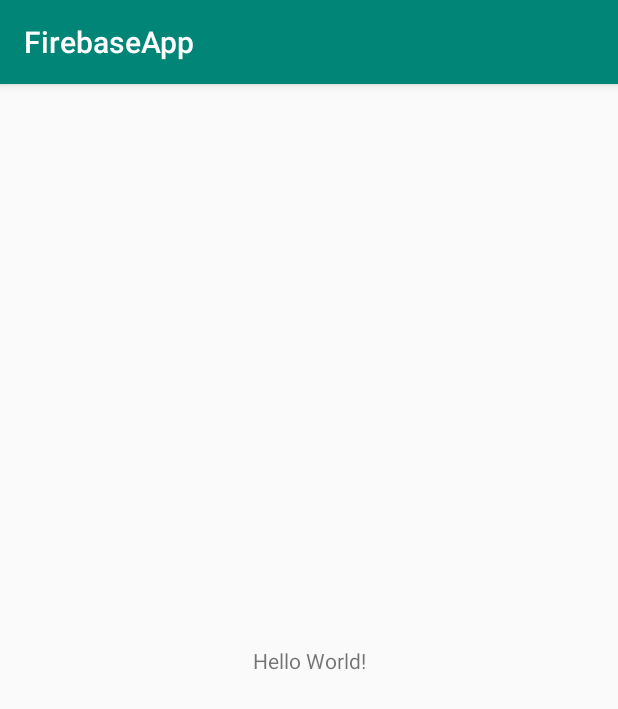
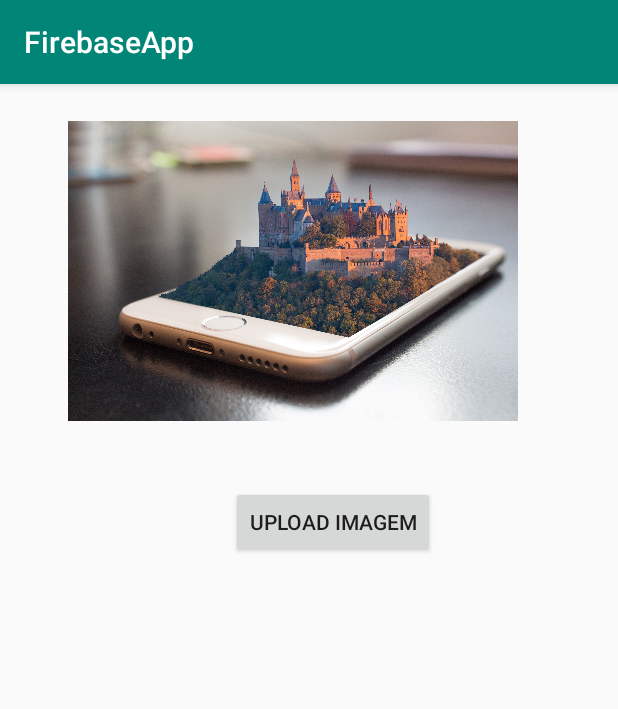
Before and after one commit to diogosfpinto/FirebaseApp, an Android app: the screen it shows after launch (MainActivity), on a phone screen of 412 x 824 dp. Shown: the top 709 px of the screen. Run offline under Robolectric (Android 15) with nearby library versions, the phone set to English and light mode, and no system bars; our stand-ins replace Firebase (no records; nobody signed in at launch, a user with empty details on screens opened directly).

Commit message:
upload de imagem para Firebase Storage

```diff
--- a/app/build.gradle
+++ b/app/build.gradle
@@ -30,4 +30,6 @@ dependencies {
     androidTestImplementation 'androidx.test.espresso:espresso-core:3.1.1'
     implementation 'com.google.firebase:firebase-analytics:17.2.2'
     implementation 'com.google.firebase:firebase-database:18.0.0'
+    implementation 'com.google.firebase:firebase-storage:19.1.0'
+
 }
--- a/app/src/main/java/com/diogopinto/firebaseapp/MainActivity.java
+++ b/app/src/main/java/com/diogopinto/firebaseapp/MainActivity.java
@@ -3,28 +3,92 @@ package com.diogopinto.firebaseapp;
 import androidx.annotation.NonNull;
 import androidx.appcompat.app.AppCompatActivity;
 
+import android.graphics.Bitmap;
+import android.net.Uri;
 import android.os.Bundle;
 import android.util.Log;
+import android.view.View;
+import android.widget.Button;
+import android.widget.ImageView;
+import android.widget.Toast;
 
+import com.google.android.gms.tasks.OnFailureListener;
+import com.google.android.gms.tasks.OnSuccessListener;
 import com.google.firebase.database.DataSnapshot;
 import com.google.firebase.database.DatabaseError;
 import com.google.firebase.database.DatabaseReference;
 import com.google.firebase.database.FirebaseDatabase;
 import com.google.firebase.database.Query;
 import com.google.firebase.database.ValueEventListener;
+import com.google.firebase.storage.FirebaseStorage;
+import com.google.firebase.storage.StorageReference;
+import com.google.firebase.storage.UploadTask;
+
+import java.io.ByteArrayOutputStream;
+import java.util.UUID;
 
 public class MainActivity extends AppCompatActivity {
 
     //Referencia para o banco será a raiz do BD:
-    private DatabaseReference reference = FirebaseDatabase.getInstance().getReference();
+//    private DatabaseReference reference = FirebaseDatabase.getInstance().getReference();
+
+    private Button botaoUpload;
+    private ImageView imageFoto;
 
     @Override
     protected void onCreate(Bundle savedInstanceState) {
         super.onCreate(savedInstanceState);
         setContentView(R.layout.activity_main);
 
+        botaoUpload = findViewById(R.id.buttonUpload);
+        imageFoto = findViewById(R.id.imageFoto);
+
+        botaoUpload.setOnClickListener(new View.OnClickListener() {
+            @Override
+            public void onClick(View view) {
+//                Configura para imagem ser salva na memória
+                imageFoto.setDrawingCacheEnabled(true);
+                imageFoto.buildDrawingCache();
+//                Recupera bitmap da imagem (imagem a ser carregada)
+                Bitmap bitmap = imageFoto.getDrawingCache();
+
+//                Comprimo bitmap para formato png/jpeg
+                ByteArrayOutputStream baos = new ByteArrayOutputStream();
+                bitmap.compress(Bitmap.CompressFormat.JPEG, 75, baos);
+
+//                converte o baos para pixel brutos em uma matriz de bytes
+//                (dados da imagem)
+                byte[] dadosImagem = baos.toByteArray();
+
+                //Define nós para o storage
+                StorageReference storageReference = FirebaseStorage.getInstance().getReference();
+                StorageReference imagens = storageReference.child("imagens");
+
+//                Nome da image
+                String nomeArquivo = UUID.randomUUID().toString();
+                StorageReference imagemRef = imagens.child(nomeArquivo+".jpeg");
+
+//                Retorna objeto que irá controlar o upload
+                UploadTask uploadTask = imagemRef.putBytes(dadosImagem);
+                uploadTask.addOnFailureListener(MainActivity.this, new OnFailureListener() {
+                    @Override
+                    public void onFailure(@NonNull Exception e) {
+                        Toast.makeText(MainActivity.this, "Upload da imagem da falhou: "+e.getMessage().toString()
+                                , Toast.LENGTH_SHORT).show();
+                    }
+                }).addOnSuccessListener(MainActivity.this, new OnSuccessListener<UploadTask.TaskSnapshot>() {
+                    @Override
+                    public void onSuccess(UploadTask.TaskSnapshot taskSnapshot) {
+                        Uri url = taskSnapshot.getUploadSessionUri();
+                        Toast.makeText(MainActivity.this, "Sucesso ao fazer upload: "+url.toString(), Toast.LENGTH_SHORT).show();
+                    }
+                });
+
+            }
+        });
+
         //utilizando objetos
-        DatabaseReference usuarios = reference.child("usuarios");
+//        DatabaseReference usuarios = reference.child("usuarios");
 
 //        Pesquisas
 //        Selecionar o usuário pelo seu identifcador unico
@@ -50,15 +114,15 @@ public class MainActivity extends AppCompatActivity {
 
 //        Filtrar palavras
         /*uf8ff é por causa do formato unicode*/
-        Query usuarioPesquisa = usuarios.orderByChild("nome")
+        /*Query usuarioPesquisa = usuarios.orderByChild("nome")
                                         .startAt("M").endAt("M" + "\uf8ff");
 
         usuarioPesquisa.addValueEventListener(new ValueEventListener() {
             @Override
             public void onDataChange(@NonNull DataSnapshot dataSnapshot) {
                 try{
-                    /*Usuarios dadosUsuario = dataSnapshot.getValue(Usuarios.class);
-                    Log.i("usuario", "nome: "+dadosUsuario.getNome());*/
+                    *//*Usuarios dadosUsuario = dataSnapshot.getValue(Usuarios.class);
+                    Log.i("usuario", "nome: "+dadosUsuario.getNome());*//*
                     Log.i("usuario", dataSnapshot.getValue().toString());
                 }catch(NullPointerException e){
                     Log.i("usuario", "Usuário não Localizado!");
@@ -68,7 +132,7 @@ public class MainActivity extends AppCompatActivity {
             public void onCancelled(@NonNull DatabaseError databaseError) {
 
             }
-        })
+        })*/
 
 
 //      Salvando em banco de dados
--- a/app/src/main/res/layout/activity_main.xml
+++ b/app/src/main/res/layout/activity_main.xml
@@ -6,13 +6,28 @@
     android:layout_height="match_parent"
     tools:context=".MainActivity">
 
-    <TextView
+    <Button
+        android:id="@+id/buttonUpload"
         android:layout_width="wrap_content"
         android:layout_height="wrap_content"
-        android:text="Hello World!"
+        android:layout_marginEnd="55dp"
+        android:layout_marginRight="55dp"
+        android:layout_marginBottom="452dp"
+        android:text="Upload Imagem"
         app:layout_constraintBottom_toBottomOf="parent"
-        app:layout_constraintLeft_toLeftOf="parent"
-        app:layout_constraintRight_toRightOf="parent"
-        app:layout_constraintTop_toTopOf="parent" />
+        app:layout_constraintEnd_toEndOf="@+id/imageFoto"
+        app:layout_constraintTop_toBottomOf="@+id/imageFoto" />
 
+    <ImageView
+        android:id="@+id/imageFoto"
+        android:layout_width="300dp"
+        android:layout_height="0dp"
+        android:layout_marginStart="45dp"
+        android:layout_marginLeft="45dp"
+        android:layout_marginTop="6dp"
+        android:layout_marginBottom="25dp"
+        app:layout_constraintBottom_toTopOf="@+id/buttonUpload"
+        app:layout_constraintStart_toStartOf="parent"
+        app:layout_constraintTop_toTopOf="parent"
+        app:srcCompat="@drawable/celular" />
 </androidx.constraintlayout.widget.ConstraintLayout>
```
Also changed, not shown: app/src/main/res/drawable/celular.jpg (added), app/src/main/res/drawable/padrao.jpg (added).
